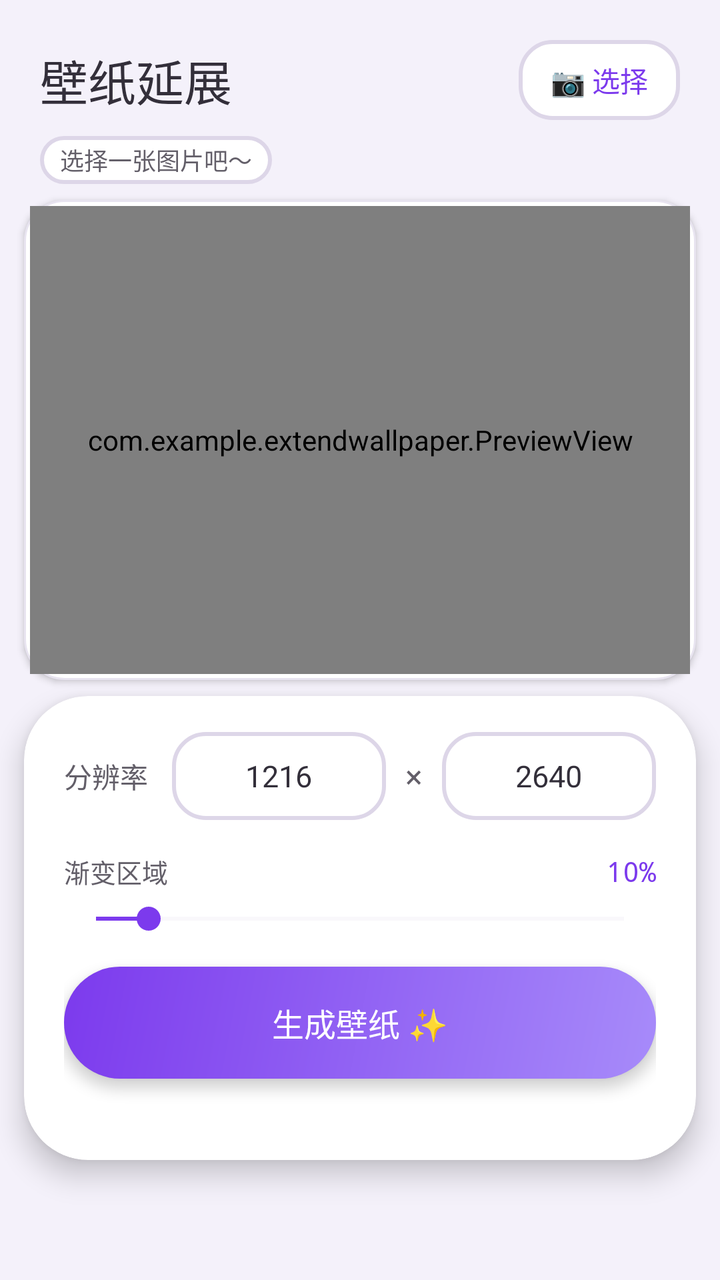
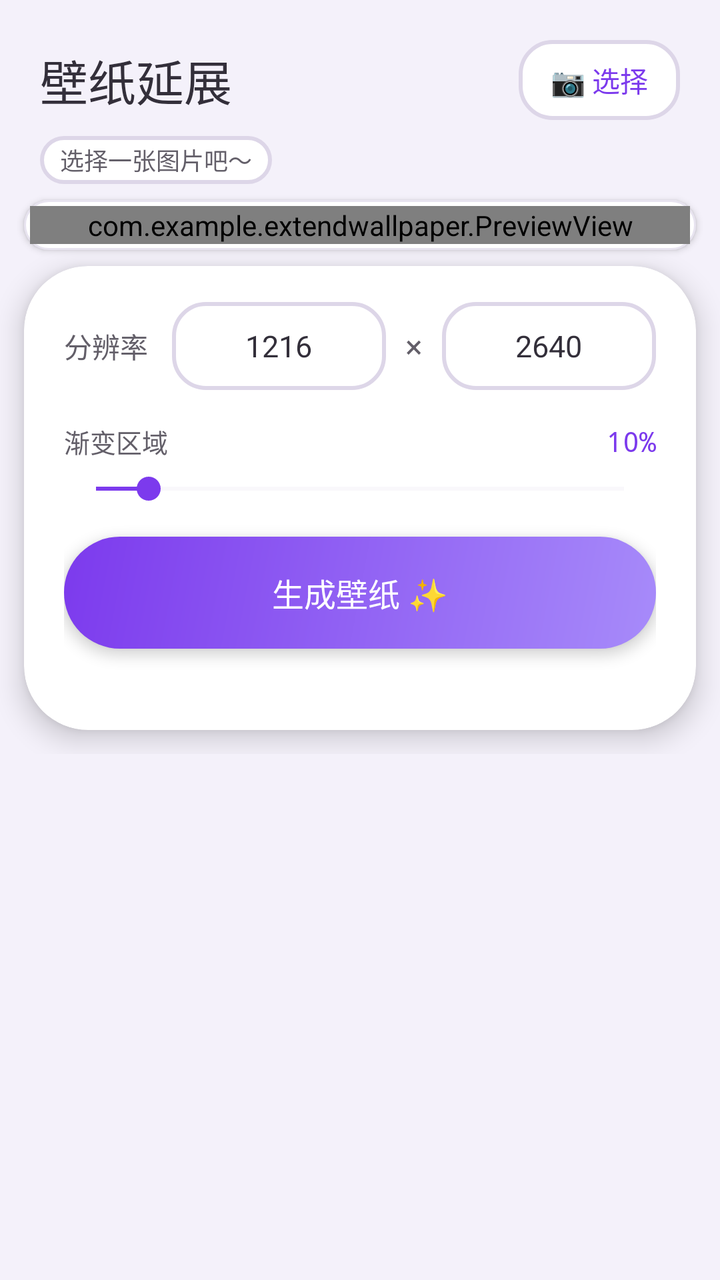

Compare the two renders of this Android layout. The source of the first and the diff that turns it into the second are given below.
<!-- AndroidManifest.xml: application theme Theme.ExtendWallpaper -->
<!-- res/layout/activity_main.xml -->
<?xml version="1.0" encoding="utf-8"?>
<ScrollView xmlns:android="http://schemas.android.com/apk/res/android"
    xmlns:app="http://schemas.android.com/apk/res-auto"
    android:layout_width="match_parent"
    android:layout_height="match_parent"
    android:background="@color/bg"
    android:fitsSystemWindows="true"
    android:fillViewport="true">

<LinearLayout
    android:layout_width="match_parent"
    android:layout_height="wrap_content"
    android:orientation="vertical">

    
    <LinearLayout
        android:layout_width="match_parent"
        android:layout_height="56dp"
        android:gravity="center_vertical"
        android:paddingHorizontal="20dp"
        android:layout_marginTop="12dp">

        <TextView
            android:layout_width="0dp"
            android:layout_weight="1"
            android:layout_height="wrap_content"
            android:text="壁纸延展"
            android:textSize="24sp"
            android:textColor="@color/text_primary"
            android:fontFamily="sans-serif-medium" />

        <TextView
            android:id="@+id/btnPickImage"
            android:layout_width="wrap_content"
            android:layout_height="40dp"
            android:gravity="center"
            android:paddingHorizontal="16dp"
            android:text="📷 选择"
            android:textSize="14sp"
            android:textColor="@color/accent_primary"
            android:background="@drawable/input_field_bg"
            android:clickable="true"
            android:focusable="true" />
    </LinearLayout>

    
    <TextView
        android:id="@+id/tvImageInfo"
        android:layout_width="wrap_content"
        android:layout_height="24dp"
        android:layout_marginStart="20dp"
        android:layout_marginBottom="4dp"
        android:gravity="center_vertical"
        android:text="选择一张图片吧～"
        android:textSize="12sp"
        android:textColor="@color/text_muted"
        android:paddingHorizontal="10dp"
        android:background="@drawable/input_field_bg" />

    
    <FrameLayout
        android:layout_width="match_parent"
        android:layout_height="240dp"
        android:layout_marginHorizontal="12dp"
        android:layout_marginTop="4dp"
        android:layout_marginBottom="8dp"
        android:background="@drawable/preview_frame"
        android:elevation="2dp"
        android:clipChildren="true">

        <com.example.extendwallpaper.PreviewView
            android:id="@+id/previewView"
            android:layout_width="match_parent"
            android:layout_height="match_parent"
            android:layout_margin="3dp" />
    </FrameLayout>

    
    <androidx.cardview.widget.CardView
        android:layout_width="match_parent"
        android:layout_height="wrap_content"
        android:layout_marginStart="12dp"
        android:layout_marginEnd="12dp"
        android:layout_marginBottom="12dp"
        app:cardCornerRadius="32dp"
        app:cardElevation="8dp"
        app:cardBackgroundColor="@color/surface"
        android:clipChildren="false">

        <LinearLayout
            android:layout_width="match_parent"
            android:layout_height="wrap_content"
            android:orientation="vertical"
            android:paddingHorizontal="20dp"
            android:paddingTop="16dp"
            android:paddingBottom="20dp">

            
            <LinearLayout
                android:layout_width="match_parent"
                android:layout_height="48dp"
                android:orientation="horizontal"
                android:gravity="center_vertical"
                android:layout_marginBottom="14dp">

                <TextView
                    android:layout_width="wrap_content"
                    android:layout_height="wrap_content"
                    android:text="分辨率"
                    android:textSize="14sp"
                    android:textColor="@color/text_muted"
                    android:layout_marginEnd="12dp" />

                <EditText
                    android:id="@+id/etPhoneWidth"
                    android:layout_width="0dp"
                    android:layout_weight="1"
                    android:layout_height="44dp"
                    android:inputType="number"
                    android:text="1216"
                    android:textColor="@color/text_primary"
                    android:textColorHint="#C4BFD0"
                    android:textSize="15sp"
                    android:gravity="center"
                    android:background="@drawable/input_field_bg" />

                <TextView
                    android:layout_width="28dp"
                    android:layout_height="44dp"
                    android:gravity="center"
                    android:text="×"
                    android:textSize="16sp"
                    android:textColor="@color/text_muted" />

                <EditText
                    android:id="@+id/etPhoneHeight"
                    android:layout_width="0dp"
                    android:layout_weight="1"
                    android:layout_height="44dp"
                    android:inputType="number"
                    android:text="2640"
                    android:textColor="@color/text_primary"
                    android:textColorHint="#C4BFD0"
                    android:textSize="15sp"
                    android:gravity="center"
                    android:background="@drawable/input_field_bg" />
            </LinearLayout>

            
            <LinearLayout
                android:layout_width="match_parent"
                android:layout_height="wrap_content"
                android:gravity="center_vertical"
                android:layout_marginBottom="2dp">

                <TextView
                    android:layout_width="0dp"
                    android:layout_weight="1"
                    android:layout_height="wrap_content"
                    android:text="渐变区域"
                    android:textSize="13sp"
                    android:textColor="@color/text_muted" />

                <TextView
                    android:id="@+id/tvModifyZone"
                    android:layout_width="wrap_content"
                    android:layout_height="wrap_content"
                    android:text="10%"
                    android:textSize="14sp"
                    android:textColor="@color/accent_primary"
                    android:fontFamily="monospace" />
            </LinearLayout>

            <SeekBar
                android:id="@+id/sbModifyZone"
                android:layout_width="match_parent"
                android:layout_height="24dp"
                android:max="100"
                android:progress="10"
                android:thumbTint="@color/accent_primary"
                android:progressTint="@color/accent_primary"
                android:progressBackgroundTint="#E8E4F0"
                android:layout_marginBottom="12dp" />

            
            <LinearLayout
                android:id="@+id/btnGenerate"
                android:layout_width="match_parent"
                android:layout_height="56dp"
                android:gravity="center"
                android:background="@drawable/btn_primary"
                android:clickable="true"
                android:focusable="true"
                android:elevation="4dp">

                <ProgressBar
                    android:id="@+id/progressBar"
                    android:layout_width="20dp"
                    android:layout_height="20dp"
                    android:layout_marginEnd="8dp"
                    android:visibility="gone"
                    android:indeterminateTint="@color/text_on_primary" />

                <TextView
                    android:layout_width="wrap_content"
                    android:layout_height="wrap_content"
                    android:text="生成壁纸 ✨"
                    android:textSize="16sp"
                    android:textColor="@color/text_on_primary"
                    android:fontFamily="sans-serif-medium" />
            </LinearLayout>

            <TextView
                android:id="@+id/tvResult"
                android:layout_width="match_parent"
                android:layout_height="wrap_content"
                android:layout_marginTop="6dp"
                android:textSize="11sp"
                android:textColor="@color/text_muted"
                android:gravity="center" />
        </LinearLayout>
    </androidx.cardview.widget.CardView>

</LinearLayout>

</ScrollView>
<!-- resources referenced by this layout -->
<resources>
  <color name="accent_primary">#7C3AED</color>
  <color name="bg">#F4F1FA</color>
  <color name="surface">#FFFFFF</color>
  <color name="text_muted">#635F69</color>
  <color name="text_on_primary">#FFFFFF</color>
  <color name="text_primary">#332F3A</color>
  <!-- drawable btn_primary (drawable) -->
  <?xml version="1.0" encoding="utf-8"?>
  <shape xmlns:android="http://schemas.android.com/apk/res/android">
      <gradient android:startColor="#A78BFA" android:endColor="#7C3AED" android:angle="135" />
      <corners android:radius="28dp" />
  </shape>
  <!-- drawable input_field_bg (drawable) -->
  <?xml version="1.0" encoding="utf-8"?>
  <shape xmlns:android="http://schemas.android.com/apk/res/android">
      <solid android:color="#FFFFFF" />
      <corners android:radius="16dp" />
      <stroke android:width="2dp" android:color="#DDD6E8" />
  </shape>
  <!-- drawable preview_frame (drawable) -->
  <?xml version="1.0" encoding="utf-8"?>
  <shape xmlns:android="http://schemas.android.com/apk/res/android">
      <solid android:color="@color/surface" />
      <corners android:radius="20dp" />
      <stroke android:width="1dp" android:color="#E8E4F0" />
  </shape>
  <style name="Theme.ExtendWallpaper" parent="Theme.MaterialComponents.Light.NoActionBar">
          <item name="colorPrimary">@color/accent_primary</item>
          <item name="colorPrimaryVariant">@color/accent_light</item>
          <item name="colorOnPrimary">@color/text_on_primary</item>
          <item name="colorSecondary">@color/accent_secondary</item>
          <item name="android:statusBarColor">@color/bg</item>
          <item name="android:navigationBarColor">@color/surface</item>
      </style>
  <color name="accent_light">#A78BFA</color>
  <color name="accent_secondary">#DB2777</color>
</resources>

<!-- the commit's change to res/layout/activity_main.xml (unified diff, before → after) -->
@@ -4,223 +4,216 @@
     android:layout_width="match_parent"
     android:layout_height="match_parent"
     android:background="@color/bg"
-    android:fitsSystemWindows="true"
-    android:fillViewport="true">
-
-<LinearLayout
-    android:layout_width="match_parent"
-    android:layout_height="wrap_content"
-    android:orientation="vertical">
-
-    
+    android:fitsSystemWindows="true">
+
     <LinearLayout
         android:layout_width="match_parent"
-        android:layout_height="56dp"
-        android:gravity="center_vertical"
-        android:paddingHorizontal="20dp"
-        android:layout_marginTop="12dp">
-
-        <TextView
-            android:layout_width="0dp"
-            android:layout_weight="1"
-            android:layout_height="wrap_content"
-            android:text="壁纸延展"
-            android:textSize="24sp"
-            android:textColor="@color/text_primary"
-            android:fontFamily="sans-serif-medium" />
-
-        <TextView
-            android:id="@+id/btnPickImage"
-            android:layout_width="wrap_content"
-            android:layout_height="40dp"
-            android:gravity="center"
-            android:paddingHorizontal="16dp"
-            android:text="📷 选择"
-            android:textSize="14sp"
-            android:textColor="@color/accent_primary"
-            android:background="@drawable/input_field_bg"
-            android:clickable="true"
-            android:focusable="true" />
-    </LinearLayout>
-
-    
-    <TextView
-        android:id="@+id/tvImageInfo"
-        android:layout_width="wrap_content"
-        android:layout_height="24dp"
-        android:layout_marginStart="20dp"
-        android:layout_marginBottom="4dp"
-        android:gravity="center_vertical"
-        android:text="选择一张图片吧～"
-        android:textSize="12sp"
-        android:textColor="@color/text_muted"
-        android:paddingHorizontal="10dp"
-        android:background="@drawable/input_field_bg" />
-
-    
-    <FrameLayout
-        android:layout_width="match_parent"
-        android:layout_height="240dp"
-        android:layout_marginHorizontal="12dp"
-        android:layout_marginTop="4dp"
-        android:layout_marginBottom="8dp"
-        android:background="@drawable/preview_frame"
-        android:elevation="2dp"
-        android:clipChildren="true">
-
-        <com.example.extendwallpaper.PreviewView
-            android:id="@+id/previewView"
-            android:layout_width="match_parent"
-            android:layout_height="match_parent"
-            android:layout_margin="3dp" />
-    </FrameLayout>
-
-    
-    <androidx.cardview.widget.CardView
-        android:layout_width="match_parent"
         android:layout_height="wrap_content"
-        android:layout_marginStart="12dp"
-        android:layout_marginEnd="12dp"
-        android:layout_marginBottom="12dp"
-        app:cardCornerRadius="32dp"
-        app:cardElevation="8dp"
-        app:cardBackgroundColor="@color/surface"
-        android:clipChildren="false">
-
+        android:orientation="vertical"
+        android:minHeight="0dp">
+
+        
         <LinearLayout
             android:layout_width="match_parent"
+            android:layout_height="56dp"
+            android:gravity="center_vertical"
+            android:paddingHorizontal="20dp"
+            android:layout_marginTop="12dp">
+
+            <TextView
+                android:layout_width="0dp"
+                android:layout_weight="1"
+                android:layout_height="wrap_content"
+                android:text="壁纸延展"
+                android:textSize="24sp"
+                android:textColor="@color/text_primary"
+                android:fontFamily="sans-serif-medium" />
+
+            <TextView
+                android:id="@+id/btnPickImage"
+                android:layout_width="wrap_content"
+                android:layout_height="40dp"
+                android:gravity="center"
+                android:paddingHorizontal="16dp"
+                android:text="📷 选择"
+                android:textSize="14sp"
+                android:textColor="@color/accent_primary"
+                android:background="@drawable/input_field_bg"
+                android:clickable="true"
+                android:focusable="true" />
+        </LinearLayout>
+
+        <TextView
+            android:id="@+id/tvImageInfo"
+            android:layout_width="wrap_content"
+            android:layout_height="24dp"
+            android:layout_marginStart="20dp"
+            android:layout_marginBottom="4dp"
+            android:gravity="center_vertical"
+            android:text="选择一张图片吧～"
+            android:textSize="12sp"
+            android:textColor="@color/text_muted"
+            android:paddingHorizontal="10dp"
+            android:background="@drawable/input_field_bg" />
+
+        
+        <FrameLayout
+            android:layout_width="match_parent"
             android:layout_height="wrap_content"
-            android:orientation="vertical"
-            android:paddingHorizontal="20dp"
-            android:paddingTop="16dp"
-            android:paddingBottom="20dp">
-
-            
-            <LinearLayout
+            android:layout_marginHorizontal="12dp"
+            android:layout_marginTop="4dp"
+            android:layout_marginBottom="8dp"
+            android:background="@drawable/preview_frame"
+            android:elevation="2dp">
+
+            <com.example.extendwallpaper.PreviewView
+                android:id="@+id/previewView"
                 android:layout_width="match_parent"
-                android:layout_height="48dp"
-                android:orientation="horizontal"
-                android:gravity="center_vertical"
-                android:layout_marginBottom="14dp">
-
-                <TextView
-                    android:layout_width="wrap_content"
-                    android:layout_height="wrap_content"
-                    android:text="分辨率"
-                    android:textSize="14sp"
-                    android:textColor="@color/text_muted"
-                    android:layout_marginEnd="12dp" />
-
-                <EditText
-                    android:id="@+id/etPhoneWidth"
-                    android:layout_width="0dp"
-                    android:layout_weight="1"
-                    android:layout_height="44dp"
-                    android:inputType="number"
-                    android:text="1216"
-                    android:textColor="@color/text_primary"
-                    android:textColorHint="#C4BFD0"
-                    android:textSize="15sp"
-                    android:gravity="center"
-                    android:background="@drawable/input_field_bg" />
-
-                <TextView
-                    android:layout_width="28dp"
-                    android:layout_height="44dp"
-                    android:gravity="center"
-                    android:text="×"
-                    android:textSize="16sp"
-                    android:textColor="@color/text_muted" />
-
-                <EditText
-                    android:id="@+id/etPhoneHeight"
-                    android:layout_width="0dp"
-                    android:layout_weight="1"
-                    android:layout_height="44dp"
-                    android:inputType="number"
-                    android:text="2640"
-                    android:textColor="@color/text_primary"
-                    android:textColorHint="#C4BFD0"
-                    android:textSize="15sp"
-                    android:gravity="center"
-                    android:background="@drawable/input_field_bg" />
-            </LinearLayout>
-
-            
+                android:layout_height="wrap_content"
+                android:layout_margin="3dp" />
+        </FrameLayout>
+
+        
+        <androidx.cardview.widget.CardView
+            android:layout_width="match_parent"
+            android:layout_height="wrap_content"
+            android:layout_marginHorizontal="12dp"
+            android:layout_marginBottom="12dp"
+            app:cardCornerRadius="32dp"
+            app:cardElevation="8dp"
+            app:cardBackgroundColor="@color/surface"
+            android:clipChildren="false">
+
             <LinearLayout
                 android:layout_width="match_parent"
                 android:layout_height="wrap_content"
-                android:gravity="center_vertical"
-                android:layout_marginBottom="2dp">
+                android:orientation="vertical"
+                android:paddingHorizontal="20dp"
+                android:paddingTop="16dp"
+                android:paddingBottom="20dp">
+
+                <LinearLayout
+                    android:layout_width="match_parent"
+                    android:layout_height="48dp"
+                    android:orientation="horizontal"
+                    android:gravity="center_vertical"
+                    android:layout_marginBottom="14dp">
+
+                    <TextView
+                        android:layout_width="wrap_content"
+                        android:layout_height="wrap_content"
+                        android:text="分辨率"
+                        android:textSize="14sp"
+                        android:textColor="@color/text_muted"
+                        android:layout_marginEnd="12dp" />
+
+                    <EditText
+                        android:id="@+id/etPhoneWidth"
+                        android:layout_width="0dp"
+                        android:layout_weight="1"
+                        android:layout_height="44dp"
+                        android:inputType="number"
+                        android:text="1216"
+                        android:textColor="@color/text_primary"
+                        android:textColorHint="#C4BFD0"
+                        android:textSize="15sp"
+                        android:gravity="center"
+                        android:background="@drawable/input_field_bg" />
+
+                    <TextView
+                        android:layout_width="28dp"
+                        android:layout_height="44dp"
+                        android:gravity="center"
+                        android:text="×"
+                        android:textSize="16sp"
+                        android:textColor="@color/text_muted" />
+
+                    <EditText
+                        android:id="@+id/etPhoneHeight"
+                        android:layout_width="0dp"
+                        android:layout_weight="1"
+                        android:layout_height="44dp"
+                        android:inputType="number"
+                        android:text="2640"
+                        android:textColor="@color/text_primary"
+                        android:textColorHint="#C4BFD0"
+                        android:textSize="15sp"
+                        android:gravity="center"
+                        android:background="@drawable/input_field_bg" />
+                </LinearLayout>
+
+                <LinearLayout
+                    android:layout_width="match_parent"
+                    android:layout_height="wrap_content"
+                    android:gravity="center_vertical"
+                    android:layout_marginBottom="2dp">
+
+                    <TextView
+                        android:layout_width="0dp"
+                        android:layout_weight="1"
+                        android:layout_height="wrap_content"
+                        android:text="渐变区域"
+                        android:textSize="13sp"
+                        android:textColor="@color/text_muted" />
+
+                    <TextView
+                        android:id="@+id/tvModifyZone"
+                        android:layout_width="wrap_content"
+                        android:layout_height="wrap_content"
+                        android:text="10%"
+                        android:textSize="14sp"
+                        android:textColor="@color/accent_primary"
+                        android:fontFamily="monospace" />
+                </LinearLayout>
+
+                <SeekBar
+                    android:id="@+id/sbModifyZone"
+                    android:layout_width="match_parent"
+                    android:layout_height="24dp"
+                    android:max="100"
+                    android:progress="10"
+                    android:thumbTint="@color/accent_primary"
+                    android:progressTint="@color/accent_primary"
+                    android:progressBackgroundTint="#E8E4F0"
+                    android:layout_marginBottom="12dp" />
+
+                <LinearLayout
+                    android:id="@+id/btnGenerate"
+                    android:layout_width="match_parent"
+                    android:layout_height="56dp"
+                    android:gravity="center"
+                    android:background="@drawable/btn_primary"
+                    android:clickable="true"
+                    android:focusable="true"
+                    android:elevation="4dp">
+
+                    <ProgressBar
+                        android:id="@+id/progressBar"
+                        android:layout_width="20dp"
+                        android:layout_height="20dp"
+                        android:layout_marginEnd="8dp"
+                        android:visibility="gone"
+                        android:indeterminateTint="@color/text_on_primary" />
+
+                    <TextView
+                        android:layout_width="wrap_content"
+                        android:layout_height="wrap_content"
+                        android:text="生成壁纸 ✨"
+                        android:textSize="16sp"
+                        android:textColor="@color/text_on_primary"
+                        android:fontFamily="sans-serif-medium" />
+                </LinearLayout>
 
                 <TextView
-                    android:layout_width="0dp"
-                    android:layout_weight="1"
+                    android:id="@+id/tvResult"
+                    android:layout_width="match_parent"
                     android:layout_height="wrap_content"
-                    android:text="渐变区域"
-                    android:textSize="13sp"
-                    android:textColor="@color/text_muted" />
-
-                <TextView
-                    android:id="@+id/tvModifyZone"
-                    android:layout_width="wrap_content"
-                    android:layout_height="wrap_content"
-                    android:text="10%"
-                    android:textSize="14sp"
-                    android:textColor="@color/accent_primary"
-                    android:fontFamily="monospace" />
+                    android:layout_marginTop="6dp"
+                    android:textSize="11sp"
+                    android:textColor="@color/text_muted"
+                    android:gravity="center" />
             </LinearLayout>
-
-            <SeekBar
-                android:id="@+id/sbModifyZone"
-                android:layout_width="match_parent"
-                android:layout_height="24dp"
-                android:max="100"
-                android:progress="10"
-                android:thumbTint="@color/accent_primary"
-                android:progressTint="@color/accent_primary"
-                android:progressBackgroundTint="#E8E4F0"
-                android:layout_marginBottom="12dp" />
-
-            
-            <LinearLayout
-                android:id="@+id/btnGenerate"
-                android:layout_width="match_parent"
-                android:layout_height="56dp"
-                android:gravity="center"
-                android:background="@drawable/btn_primary"
-                android:clickable="true"
-                android:focusable="true"
-                android:elevation="4dp">
-
-                <ProgressBar
-                    android:id="@+id/progressBar"
-                    android:layout_width="20dp"
-                    android:layout_height="20dp"
-                    android:layout_marginEnd="8dp"
-                    android:visibility="gone"
-                    android:indeterminateTint="@color/text_on_primary" />
-
-                <TextView
-                    android:layout_width="wrap_content"
-                    android:layout_height="wrap_content"
-                    android:text="生成壁纸 ✨"
-                    android:textSize="16sp"
-                    android:textColor="@color/text_on_primary"
-                    android:fontFamily="sans-serif-medium" />
-            </LinearLayout>
-
-            <TextView
-                android:id="@+id/tvResult"
-                android:layout_width="match_parent"
-                android:layout_height="wrap_content"
-                android:layout_marginTop="6dp"
-                android:textSize="11sp"
-                android:textColor="@color/text_muted"
-                android:gravity="center" />
-        </LinearLayout>
-    </androidx.cardview.widget.CardView>
-
-</LinearLayout>
-
+        </androidx.cardview.widget.CardView>
+
+    </LinearLayout>
 </ScrollView>
